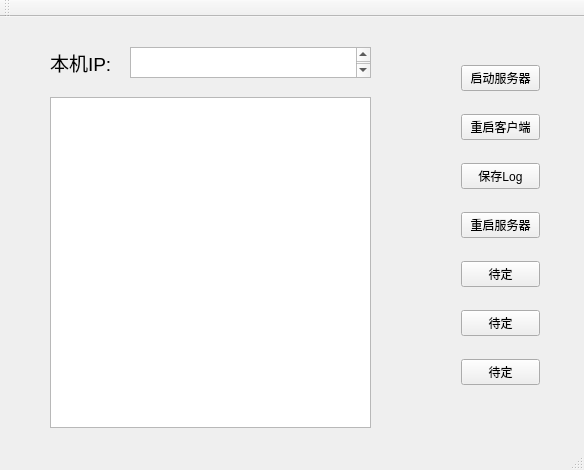
abelHan/DebugHelper, file DebugHelper/mainwindow.ui: the form before one commit.
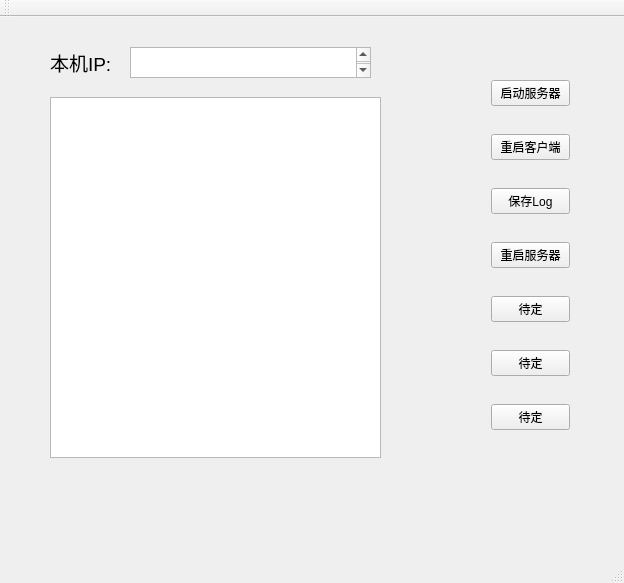
The form after the commit.

The edit to the form file:
```diff
--- a/DebugHelper/mainwindow.ui
+++ b/DebugHelper/mainwindow.ui
@@ -6,8 +6,8 @@
    <rect>
     <x>0</x>
     <y>0</y>
-    <width>584</width>
-    <height>470</height>
+    <width>624</width>
+    <height>583</height>
    </rect>
   </property>
   <property name="windowTitle">
@@ -17,10 +17,10 @@
    <widget class="QWidget" name="verticalLayoutWidget">
     <property name="geometry">
      <rect>
-      <x>450</x>
-      <y>20</y>
+      <x>480</x>
+      <y>30</y>
       <width>101</width>
-      <height>381</height>
+      <height>421</height>
      </rect>
     </property>
     <layout class="QVBoxLayout" name="verticalLayout">
@@ -108,13 +108,13 @@
      </font>
     </property>
    </widget>
-   <widget class="QListView" name="listView">
+   <widget class="QListWidget" name="listWidget">
     <property name="geometry">
      <rect>
       <x>50</x>
       <y>80</y>
-      <width>321</width>
-      <height>331</height>
+      <width>331</width>
+      <height>361</height>
      </rect>
     </property>
    </widget>
```
Left out of the diff: 2 changed lines with no effect on the pictures.
